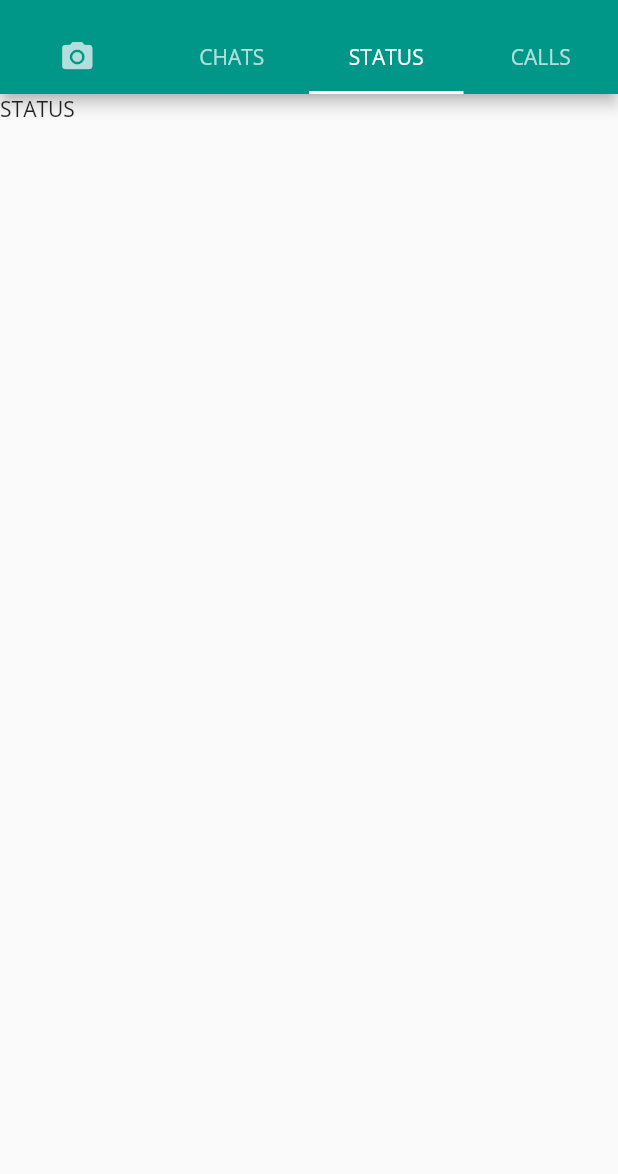
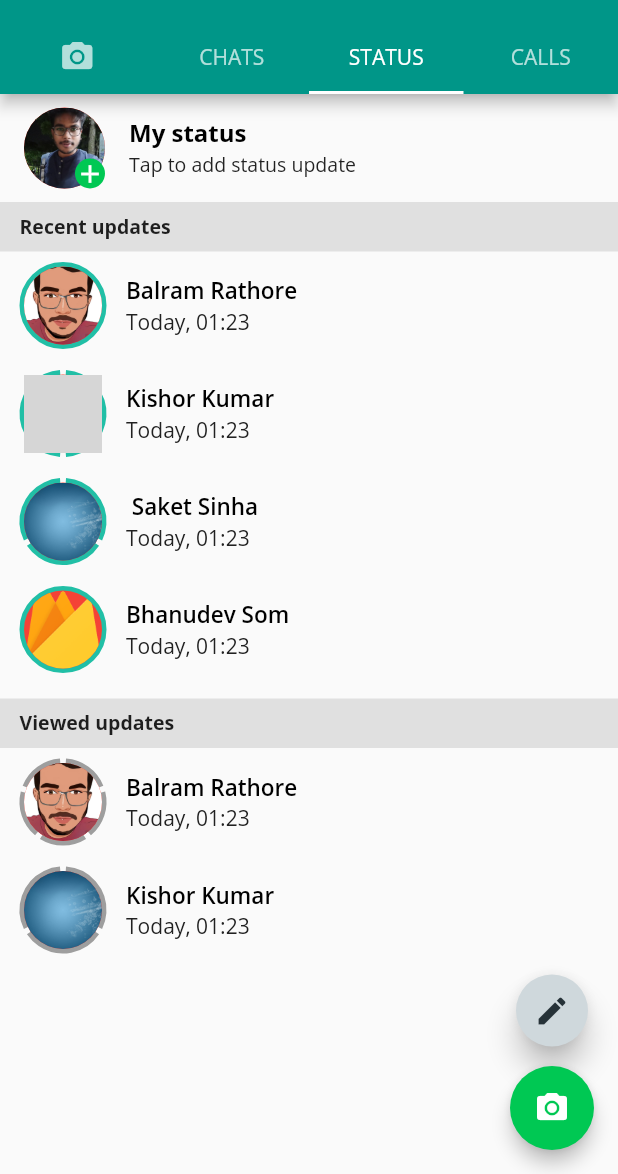
Before and after one commit to TawhidHassan/Fleutter-whatsApp-clone, a Flutter app: the HomeScreen screen opened directly, tab 3 chosen, on a phone screen of 412 x 824 dp, the part 62-1236 px from its top. Run offline on Flutter 3.47's test engine with Material 2 defaults, Android fonts, the phone set to English and light mode, and no system bars; our stand-ins replace camera, flutter_svg, socket_io_client, video_player; missing offline and left inert: emoji_picker; grey boxes are pictures that could not be loaded.

Commit message:
Working on Status Page of Whatsapp Clone

```diff
--- /dev/null
+++ b/lib/CustomUi/StatusPage/OtherStatusCard.dart
@@ -0,0 +1,84 @@
+import 'dart:math';
+
+import 'package:flutter/material.dart';
+
+class OthersStatus extends StatelessWidget {
+  const OthersStatus(
+      {Key key, this.name, this.seen, this.statusNum, this.imageName})
+      : super(key: key);
+  final String name;
+  final bool seen;
+  final int statusNum;
+  final String imageName;
+
+  @override
+  Widget build(BuildContext context) {
+    return ListTile(
+      leading: Stack(
+        children: [
+          CustomPaint(
+            painter: StatusBorderPainter(isSeen: !seen, statusNum: statusNum),
+            child: CircleAvatar(
+              radius: 26,
+              backgroundColor: Colors.red,
+              backgroundImage: AssetImage(imageName),
+            ),
+          ),
+        ],
+      ),
+      title: Text(
+        name,
+        style: TextStyle(
+          fontWeight: FontWeight.w600,
+          fontSize: 15,
+          color: Colors.black,
+        ),
+      ),
+      subtitle: Text(
+        "Today, 01:23",
+        style: TextStyle(fontSize: 14, color: Colors.grey[900]),
+      ),
+    );
+  }
+}
+
+degreeToRad(double degree) {
+  return degree * pi / 180;
+}
+
+class StatusBorderPainter extends CustomPainter {
+  bool isSeen;
+  int statusNum;
+
+  StatusBorderPainter({this.isSeen, this.statusNum});
+
+  @override
+  void paint(Canvas canvas, Size size) {
+    final Paint paint = new Paint()
+      ..isAntiAlias = true
+      ..strokeWidth = 6.0
+      ..color = isSeen ? Colors.grey : Color(0xff21bfa6)
+      ..style = PaintingStyle.stroke;
+    drawArc(canvas, paint, size, statusNum);
+  }
+
+  void drawArc(Canvas canvas, Paint paint, Size size, int count) {
+    if (count == 1) {
+      canvas.drawArc(new Rect.fromLTWH(0.0, 0.0, size.width, size.height),
+          degreeToRad(0), degreeToRad(360), false, paint);
+    } else {
+      double degree = -90;
+      double arc = 360 / count;
+      for (int i = 0; i < count; i++) {
+        canvas.drawArc(new Rect.fromLTWH(0.0, 0.0, size.width, size.height),
+            degreeToRad(degree + 4), degreeToRad(arc - 8), false, paint);
+        degree += arc;
+      }
+    }
+  }
+
+  @override
+  bool shouldRepaint(CustomPainter oldDelegate) {
+    return true;
+  }
+}
--- /dev/null
+++ b/lib/CustomUi/StatusPage/OwnStatusCard.dart
@@ -0,0 +1,46 @@
+import 'package:flutter/material.dart';
+
+class OwnStatus extends StatelessWidget {
+  const OwnStatus({Key key}) : super(key: key);
+
+  @override
+  Widget build(BuildContext context) {
+    return ListTile(
+      leading: Stack(
+        children: [
+          CircleAvatar(
+            radius: 27,
+            backgroundColor: Colors.red,
+            backgroundImage: AssetImage(
+              "assets/balram.jpg",
+            ),
+          ),
+          Positioned(
+            bottom: 0,
+            right: 0,
+            child: CircleAvatar(
+              radius: 10,
+              backgroundColor: Colors.greenAccent[700],
+              child: Icon(
+                Icons.add,
+                size: 20,
+                color: Colors.white,
+              ),
+            ),
+          ),
+        ],
+      ),
+      title: Text(
+        "My status",
+        style: TextStyle(
+          fontWeight: FontWeight.bold,
+          color: Colors.black,
+        ),
+      ),
+      subtitle: Text(
+        "Tap to add status update",
+        style: TextStyle(fontSize: 13, color: Colors.grey[900]),
+      ),
+    );
+  }
+}
--- a/lib/Pages/Statuspage.dart
+++ b/lib/Pages/Statuspage.dart
@@ -0,0 +1,126 @@
+import 'package:flutter/material.dart';
+import 'package:flutter_whatsapp_clone/CustomUi/StatusPage/OtherStatusCard.dart';
+import 'package:flutter_whatsapp_clone/CustomUi/StatusPage/OwnStatusCard.dart';
+
+class StatusPage extends StatefulWidget {
+  StatusPage({Key key}) : super(key: key);
+
+  @override
+  _StatusPageState createState() => _StatusPageState();
+}
+
+class _StatusPageState extends State<StatusPage> {
+  @override
+  Widget build(BuildContext context) {
+    return Scaffold(
+      // backgroundColor: Color(0xfffafafa),
+      floatingActionButton: Column(
+        mainAxisAlignment: MainAxisAlignment.end,
+        children: [
+          Container(
+            height: 48,
+            child: FloatingActionButton(
+              backgroundColor: Colors.blueGrey[100],
+              elevation: 8,
+              onPressed: () {},
+              child: Icon(
+                Icons.edit,
+                color: Colors.blueGrey[900],
+              ),
+            ),
+          ),
+          SizedBox(
+            height: 13,
+          ),
+          FloatingActionButton(
+            backgroundColor: Colors.greenAccent[700],
+            elevation: 5,
+            onPressed: () {},
+            child: Icon(
+              Icons.camera_alt,
+            ),
+          ),
+        ],
+      ),
+      body: SingleChildScrollView(
+        child: Column(
+          children: [
+            OwnStatus(),
+            Container(
+              height: 33,
+              width: MediaQuery.of(context).size.width,
+              decoration: BoxDecoration(
+                color: Colors.grey[300],
+              ),
+              child: Padding(
+                padding:
+                const EdgeInsets.symmetric(horizontal: 13, vertical: 7),
+                child: Text(
+                  "Recent updates",
+                  style: TextStyle(fontWeight: FontWeight.bold, fontSize: 13),
+                ),
+              ),
+            ),
+            OthersStatus(
+              name: "Balram Rathore",
+              seen: true,
+              statusNum: 1,
+              imageName: "assets/2.jpeg",
+            ),
+            OthersStatus(
+              name: "Kishor Kumar",
+              seen: true,
+              statusNum: 2,
+              imageName: "assets/1.jpg",
+            ),
+            OthersStatus(
+              name: " Saket Sinha",
+              seen: true,
+              statusNum: 3,
+              imageName: "assets/3.jpg",
+            ),
+            OthersStatus(
+              name: "Bhanudev Som",
+              seen: true,
+              statusNum: 1,
+              imageName: "assets/1.png",
+            ),
+            SizedBox(
+              height: 10,
+            ),
+            Container(
+              height: 33,
+              width: MediaQuery.of(context).size.width,
+              decoration: BoxDecoration(
+                color: Colors.grey[300],
+              ),
+              child: Padding(
+                padding:
+                const EdgeInsets.symmetric(horizontal: 13, vertical: 7),
+                child: Text(
+                  "Viewed updates",
+                  style: TextStyle(fontWeight: FontWeight.bold, fontSize: 13),
+                ),
+              ),
+            ),
+            OthersStatus(
+              name: "Balram Rathore",
+              seen: false,
+              statusNum: 5,
+              imageName: "assets/2.jpeg",
+            ),
+            OthersStatus(
+              name: "Kishor Kumar",
+              seen: false,
+              statusNum: 3,
+              imageName: "assets/3.jpg",
+            ),
+            SizedBox(
+              height: 30,
+            ),
+          ],
+        ),
+      ),
+    );
+  }
+}
--- a/lib/Screens/HomeScreen.dart
+++ b/lib/Screens/HomeScreen.dart
@@ -2,6 +2,7 @@ import 'package:flutter/material.dart';
 import 'package:flutter_whatsapp_clone/Model/ChatModel.dart';
 import 'package:flutter_whatsapp_clone/Pages/CameraPage.dart';
 import 'package:flutter_whatsapp_clone/Pages/ChatPage.dart';
+import 'package:flutter_whatsapp_clone/Pages/Statuspage.dart';
 
 class HomeScreen extends StatefulWidget {
   HomeScreen({Key key, this.chatmodels, this.sourchat}) : super(key: key);
@@ -82,7 +83,7 @@ class _HomeScreenState extends State<HomeScreen> with SingleTickerProviderStateM
               chatmodels: widget.chatmodels,
               sourchat: widget.sourchat,
             ),
-            Text("STATUS"),
+            StatusPage(),
             Text("Calls"),
           ],
         ),
```
